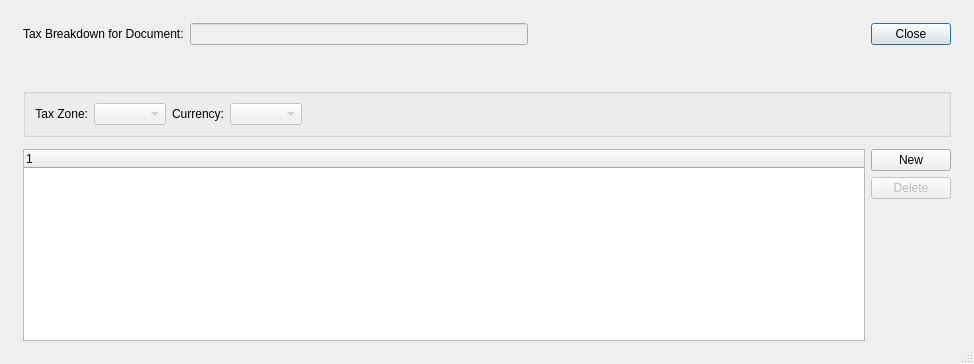
This is guiclient/taxBreakdown.ui in interhawk/qt-client as Qt 5 draws it before an edit. The edited form follows.
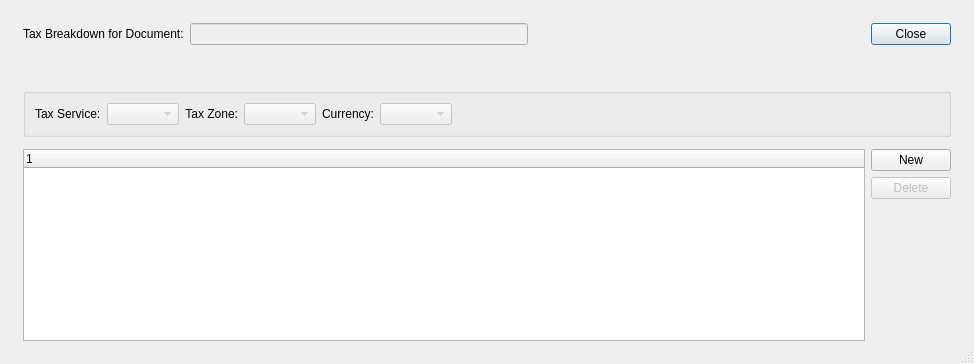
This is the edited form. Custom widgets are drawn as their Qt base class.

```diff
--- a/guiclient/taxBreakdown.ui
+++ b/guiclient/taxBreakdown.ui
@@ -189,7 +189,7 @@
         <string/>
        </property>
        <layout class="QGridLayout" name="gridLayout">
-        <item row="0" column="0">
+        <item row="0" column="2">
          <widget class="QLabel" name="_taxzoneLit">
           <property name="text">
            <string>Tax Zone:</string>
@@ -199,7 +199,7 @@
           </property>
          </widget>
         </item>
-        <item row="0" column="1">
+        <item row="0" column="3">
          <layout class="QHBoxLayout" name="horizontalLayout_2">
           <item>
            <widget class="XComboBox" name="_taxzone">
@@ -252,6 +252,20 @@
           </item>
          </layout>
         </item>
+        <item row="0" column="1">
+         <widget class="XComboBox" name="_service">
+          <property name="enabled">
+           <bool>false</bool>
+          </property>
+         </widget>
+        </item>
+        <item row="0" column="0">
+         <widget class="QLabel" name="_serviceLit">
+          <property name="text">
+           <string>Tax Service:</string>
+          </property>
+         </widget>
+        </item>
        </layout>
       </widget>
      </item>
```
